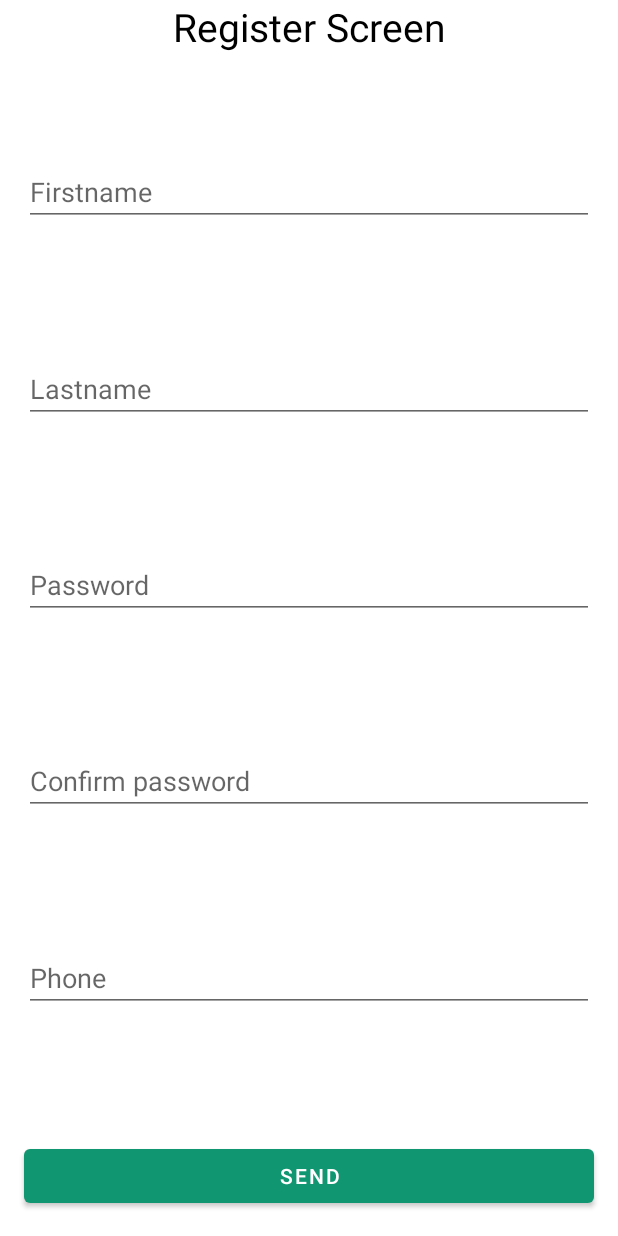
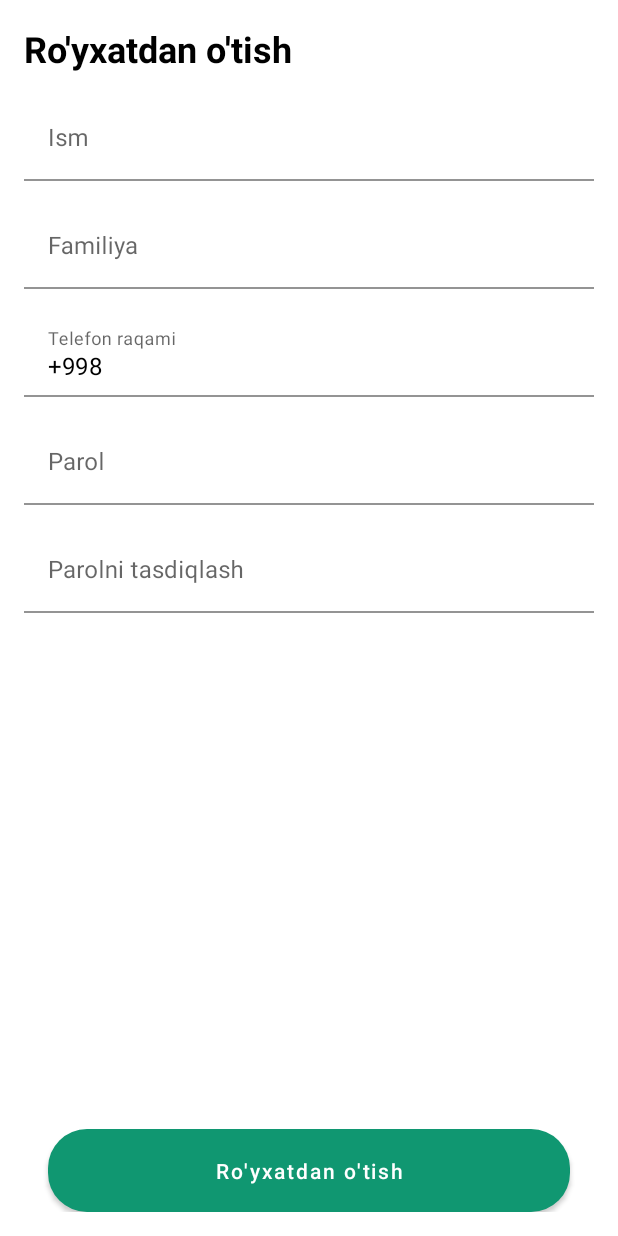
Before and after one commit to AkhAbdulaziz/MobileBankingAppMain, an Android app: the RegisterScreen screen opened through its navigation route, on a phone screen of 412 x 824 dp. Run offline under Robolectric (Android 15) with nearby library versions, the phone set to English and light mode, and no system bars; our stand-ins replace Dagger/Hilt's generated code; libraries missing offline, so code that uses them is left out: by.kirich1409.viewbindingdelegate; 1 statement that could not run was skipped.

Commit message:
Login and Register screen beautified

```diff
--- a/app/build.gradle
+++ b/app/build.gradle
@@ -15,7 +15,7 @@ android {
         targetSdk 31
         versionCode 1
         versionName "1.0"
-        buildConfigField('String', 'BASE_URL', '"http://fff7-82-215-103-2.ngrok.io/api/v1/"')
+        buildConfigField('String', 'BASE_URL', '"http://a0ae-82-215-103-2.ngrok.io/api/v1/"')
         testInstrumentationRunner "androidx.test.runner.AndroidJUnitRunner"
     }
 
--- a/app/src/main/java/uz/gita/mobilebankingapp/domain/repository/impl/AuthRepositoryImpl.kt
+++ b/app/src/main/java/uz/gita/mobilebankingapp/domain/repository/impl/AuthRepositoryImpl.kt
@@ -35,9 +35,6 @@ class AuthRepositoryImpl @Inject constructor() : AuthRepository {
         } else {
             var st = "Serverga ulanishda xatolik bo'ldi"
             ResponseBody
-            response.errorBody()?.let {
-                st = gson.fromJson(it.string(), RegisterResponse::class.java).message
-            }
             emit(Result.failure<String>(Throwable(st)))
         }
 
@@ -52,9 +49,6 @@ class AuthRepositoryImpl @Inject constructor() : AuthRepository {
         } else {
             var st = "Serverga ulanishda xatolik bo'ldi"
             ResponseBody
-            response.errorBody()?.let {
-                st = gson.fromJson(it.string(), LoginResponse::class.java).message
-            }
             emit(Result.failure<String>(Throwable(st)))
         }
 
--- a/app/src/main/java/uz/gita/mobilebankingapp/presentation/ui/screens/AddCardScreen.kt
+++ b/app/src/main/java/uz/gita/mobilebankingapp/presentation/ui/screens/AddCardScreen.kt
@@ -157,8 +157,4 @@ class AddCardScreen : Fragment(R.layout.screen_add_card) {
             }
         }
     }
-
-    fun tttt(){
-
-    }
 }
--- a/app/src/main/res/drawable/bg_button.xml
+++ b/app/src/main/res/drawable/bg_button.xml
@@ -2,13 +2,13 @@
 <selector xmlns:android="http://schemas.android.com/apk/res/android">
     <item android:state_active="true" >
         <shape>
-            <corners android:radius="8dp"/>
+            <corners android:radius="26dp"/>
             <solid android:color="@color/purple_500"/>
         </shape>
     </item>
     <item android:state_active="false">
         <shape>
-            <corners android:radius="8dp"/>
+            <corners android:radius="26dp"/>
             <solid android:color="@color/colorDisable"/>
         </shape>
     </item>
--- a/app/src/main/res/layout/screen_register.xml
+++ b/app/src/main/res/layout/screen_register.xml
@@ -4,74 +4,122 @@
     xmlns:tools="http://schemas.android.com/tools"
     android:layout_width="match_parent"
     android:layout_height="match_parent"
+    android:padding="16dp"
     tools:context=".presentation.ui.screens.RegisterScreen">
-    <!-- tools:context=".presentation.ui.screens.RegisterScreen"-->
+
     <TextView
+        android:id="@+id/title"
         android:layout_width="match_parent"
         android:layout_height="wrap_content"
-        android:gravity="center"
-        android:text="Register Screen"
+        android:background="@color/white"
+        android:gravity="left"
+        android:text="Ro'yxatdan o'tish"
         android:textColor="@color/black"
-        android:textSize="26sp"
+        android:textSize="24sp"
+        android:textStyle="bold"
         app:layout_constraintTop_toTopOf="parent" />
+
+    <com.google.android.material.textfield.TextInputLayout
+        android:id="@+id/firstNameEditTextLayout"
+        android:layout_width="match_parent"
+        android:layout_height="wrap_content"
+        android:layout_marginTop="16dp"
+        app:layout_constraintLeft_toLeftOf="parent"
+        app:layout_constraintRight_toRightOf="parent"
+        app:layout_constraintTop_toBottomOf="@id/title">
 
         <EditText
             android:id="@+id/firstNameEditText"
             android:layout_width="match_parent"
             android:layout_height="wrap_content"
-        android:layout_marginLeft="16dp"
-        android:layout_marginTop="20dp"
-        android:layout_marginRight="16dp"
-        android:hint="Firstname"
+            android:background="@color/white"
+            android:hint="Ism"
             android:inputType="text"
-        app:layout_constraintBottom_toTopOf="@id/lastNameEditText"
-        app:layout_constraintTop_toTopOf="parent"
-        app:layout_constraintVertical_chainStyle="spread" />
+            android:textColor="@color/black" />
+
+    </com.google.android.material.textfield.TextInputLayout>
+
+    <com.google.android.material.textfield.TextInputLayout
+        android:id="@+id/lastNameEditTextLayout"
+        android:layout_width="match_parent"
+        android:layout_height="wrap_content"
+        android:layout_marginTop="16dp"
+        app:layout_constraintLeft_toLeftOf="parent"
+        app:layout_constraintRight_toRightOf="parent"
+        app:layout_constraintTop_toBottomOf="@id/firstNameEditTextLayout">
 
         <EditText
             android:id="@+id/lastNameEditText"
             android:layout_width="match_parent"
             android:layout_height="wrap_content"
-        android:layout_marginLeft="16dp"
-        android:layout_marginRight="16dp"
-        android:hint="Lastname"
+            android:background="@color/white"
+            android:hint="Familiya"
             android:inputType="text"
-        app:layout_constraintBottom_toTopOf="@id/passwordEditText"
-        app:layout_constraintTop_toBottomOf="@id/firstNameEditText" />
+            android:textColor="@color/black" />
 
+    </com.google.android.material.textfield.TextInputLayout>
+
+    <com.google.android.material.textfield.TextInputLayout
+        android:id="@+id/phoneNumberEditTextLayout"
+        android:layout_width="match_parent"
+        android:layout_height="wrap_content"
+        android:layout_marginTop="16dp"
+        app:layout_constraintLeft_toLeftOf="parent"
+        app:layout_constraintRight_toRightOf="parent"
+        app:layout_constraintTop_toBottomOf="@id/lastNameEditTextLayout">
+
+        <EditText
+            android:id="@+id/phoneNumberEditText"
+            android:layout_width="match_parent"
+            android:layout_height="wrap_content"
+            android:background="@color/white"
+            android:hint="Telefon raqami"
+            android:inputType="numberSigned"
+            android:text="+998"
+            android:textColor="@color/black" />
+
+    </com.google.android.material.textfield.TextInputLayout>
+
+    <com.google.android.material.textfield.TextInputLayout
+        android:id="@+id/passwordEditTextLayout"
+        android:layout_width="match_parent"
+        android:layout_height="wrap_content"
+        android:layout_marginTop="16dp"
+        app:layout_constraintLeft_toLeftOf="parent"
+        app:layout_constraintRight_toRightOf="parent"
+        app:layout_constraintTop_toBottomOf="@id/phoneNumberEditTextLayout">
 
         <EditText
             android:id="@+id/passwordEditText"
             android:layout_width="match_parent"
             android:layout_height="wrap_content"
-        android:layout_marginLeft="16dp"
-        android:layout_marginRight="16dp"
-        android:hint="Password"
+            android:background="@color/white"
+            android:hint="Parol"
             android:inputType="numberPassword"
-        app:layout_constraintBottom_toTopOf="@id/confirmPasswordEditText"
-        app:layout_constraintTop_toBottomOf="@id/lastNameEditText" />
+            android:textColor="@color/black" />
+
+    </com.google.android.material.textfield.TextInputLayout>
+
+
+    <com.google.android.material.textfield.TextInputLayout
+        android:id="@+id/confirmPasswordEditTextLayout"
+        android:layout_width="match_parent"
+        android:layout_height="wrap_content"
+        android:layout_marginTop="16dp"
+        app:layout_constraintLeft_toLeftOf="parent"
+        app:layout_constraintRight_toRightOf="parent"
+        app:layout_constraintTop_toBottomOf="@id/passwordEditTextLayout">
 
         <EditText
             android:id="@+id/confirmPasswordEditText"
             android:layout_width="match_parent"
             android:layout_height="wrap_content"
-        android:layout_marginLeft="16dp"
-        android:layout_marginRight="16dp"
-        android:hint="Confirm password"
+            android:background="@color/white"
+            android:hint="Parolni tasdiqlash"
             android:inputType="numberPassword"
-        app:layout_constraintBottom_toTopOf="@id/phoneNumberEditText"
-        app:layout_constraintTop_toBottomOf="@id/passwordEditText" />
+            android:textColor="@color/black" />
 
-    <EditText
-        android:id="@+id/phoneNumberEditText"
-        android:layout_width="match_parent"
-        android:layout_height="wrap_content"
-        android:layout_marginLeft="16dp"
-        android:layout_marginRight="16dp"
-        android:hint="Phone "
-        android:inputType="text"
-        app:layout_constraintBottom_toTopOf="@id/registerButton"
-        app:layout_constraintTop_toBottomOf="@id/confirmPasswordEditText" />
+    </com.google.android.material.textfield.TextInputLayout>
 
     <Button
         android:id="@+id/registerButton"
@@ -79,8 +127,10 @@
         android:layout_height="wrap_content"
         android:layout_marginLeft="16dp"
         android:layout_marginRight="16dp"
-        android:layout_marginBottom="16dp"
-        android:text="send"
+        android:background="@drawable/bg_button"
+        android:paddingVertical="12dp"
+        android:text="Ro'yxatdan o'tish"
+        android:textAllCaps="false"
         app:layout_constraintBottom_toBottomOf="parent"
         app:layout_constraintLeft_toLeftOf="parent"
         app:layout_constraintRight_toRightOf="parent" />
```
Also changed, not shown: app/src/main/res/layout/screen_login.xml (+45 -25 lines). Lines whose indentation alone changed are shown as unchanged.
